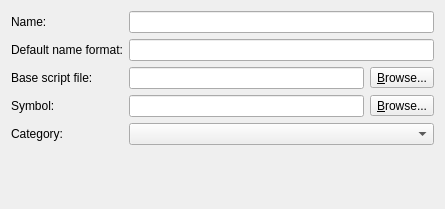
Above: gns3/modules/vpcs/ui/vpcs_node_configuration_page.ui from GNS3/gns3-gui before the change. Below: the same form after it.
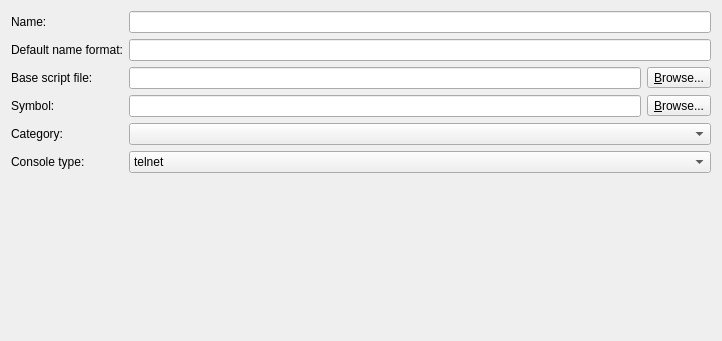
That is the form after the change.

Commit message: Support for console type "none" for all VMs. Fixes #2452.

```diff
--- a/gns3/modules/vpcs/ui/vpcs_node_configuration_page.ui
+++ b/gns3/modules/vpcs/ui/vpcs_node_configuration_page.ui
@@ -6,8 +6,8 @@
    <rect>
     <x>0</x>
     <y>0</y>
-    <width>445</width>
-    <height>209</height>
+    <width>722</width>
+    <height>341</height>
    </rect>
   </property>
   <property name="windowTitle">
@@ -65,7 +65,7 @@
      </item>
     </layout>
    </item>
-   <item row="3" column="0" colspan="2">
+   <item row="3" column="0">
     <widget class="QLabel" name="uiSymbolLabel">
      <property name="text">
       <string>Symbol:</string>
@@ -89,7 +89,7 @@
      </item>
     </layout>
    </item>
-   <item row="4" column="0" colspan="2">
+   <item row="4" column="0">
     <widget class="QLabel" name="uiCategoryLabel">
      <property name="text">
       <string>Category:</string>
@@ -99,7 +99,28 @@
    <item row="4" column="2">
     <widget class="QComboBox" name="uiCategoryComboBox"/>
    </item>
-   <item row="5" column="1" colspan="2">
+   <item row="5" column="0" colspan="2">
+    <widget class="QLabel" name="uiConsoleTypeLabel">
+     <property name="text">
+      <string>Console type:</string>
+     </property>
+    </widget>
+   </item>
+   <item row="5" column="2">
+    <widget class="QComboBox" name="uiConsoleTypeComboBox">
+     <item>
+      <property name="text">
+       <string>telnet</string>
+      </property>
+     </item>
+     <item>
+      <property name="text">
+       <string>none</string>
+      </property>
+     </item>
+    </widget>
+   </item>
+   <item row="6" column="1" colspan="2">
     <spacer name="spacer">
      <property name="orientation">
       <enum>Qt::Vertical</enum>
```
The commit also changes 38 other files.
